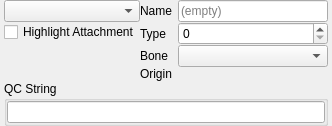
Above: src/hlam/plugins/halflife/studiomodel/ui/dockpanels/AttachmentsPanel.ui from SamVanheer/HalfLifeAssetManager before the change. Below: the same form after it.
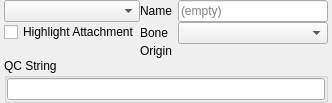
That is the form after the change. Custom widgets are drawn as their Qt base class.

Commit message: Remove Bone flags, Attachment type, event Type (never used in-game, never set by compiler)

Diff of the .ui file:
```diff
--- a/src/hlam/plugins/halflife/studiomodel/ui/dockpanels/AttachmentsPanel.ui
+++ b/src/hlam/plugins/halflife/studiomodel/ui/dockpanels/AttachmentsPanel.ui
@@ -7,7 +7,7 @@
     <x>0</x>
     <y>0</y>
     <width>329</width>
-    <height>118</height>
+    <height>98</height>
    </rect>
   </property>
   <property name="windowTitle">
@@ -103,29 +103,33 @@
        <property name="verticalSpacing">
         <number>0</number>
        </property>
-       <item row="1" column="1">
-        <widget class="QSpinBox" name="Type">
+       <item row="3" column="0" colspan="2">
+        <spacer name="verticalSpacer_2">
+         <property name="orientation">
+          <enum>Qt::Vertical</enum>
+         </property>
+         <property name="sizeHint" stdset="0">
+          <size>
+           <width>20</width>
+           <height>0</height>
+          </size>
+         </property>
+        </spacer>
+       </item>
+       <item row="0" column="0">
+        <widget class="QLabel" name="label">
          <property name="sizePolicy">
-          <sizepolicy hsizetype="Preferred" vsizetype="Fixed">
+          <sizepolicy hsizetype="Fixed" vsizetype="Preferred">
            <horstretch>0</horstretch>
            <verstretch>0</verstretch>
           </sizepolicy>
          </property>
-         <property name="minimumSize">
-          <size>
-           <width>150</width>
-           <height>0</height>
-          </size>
-         </property>
-         <property name="maximumSize">
-          <size>
-           <width>16777215</width>
-           <height>16777215</height>
-          </size>
+         <property name="text">
+          <string>Name</string>
          </property>
         </widget>
        </item>
-       <item row="3" column="1">
+       <item row="2" column="1">
         <widget class="qt::widgets::SimpleVector3Edit" name="Origin" native="true">
          <property name="sizePolicy">
           <sizepolicy hsizetype="Preferred" vsizetype="Preferred">
@@ -147,18 +151,27 @@
          </property>
         </widget>
        </item>
-       <item row="4" column="0" colspan="2">
-        <spacer name="verticalSpacer_2">
-         <property name="orientation">
-          <enum>Qt::Vertical</enum>
+       <item row="1" column="1">
+        <widget class="QComboBox" name="Bone">
+         <property name="sizePolicy">
+          <sizepolicy hsizetype="Preferred" vsizetype="Fixed">
+           <horstretch>0</horstretch>
+           <verstretch>0</verstretch>
+          </sizepolicy>
          </property>
-         <property name="sizeHint" stdset="0">
+         <property name="minimumSize">
           <size>
-           <width>20</width>
+           <width>150</width>
            <height>0</height>
           </size>
          </property>
-        </spacer>
+         <property name="maximumSize">
+          <size>
+           <width>16777215</width>
+           <height>16777215</height>
+          </size>
+         </property>
+        </widget>
        </item>
        <item row="0" column="1">
         <widget class="QLineEdit" name="Name">
@@ -185,55 +198,7 @@
          </property>
         </widget>
        </item>
-       <item row="1" column="0">
-        <widget class="QLabel" name="label_2">
-         <property name="sizePolicy">
-          <sizepolicy hsizetype="Fixed" vsizetype="Preferred">
-           <horstretch>0</horstretch>
-           <verstretch>0</verstretch>
-          </sizepolicy>
-         </property>
-         <property name="text">
-          <string>Type</string>
-         </property>
-        </widget>
-       </item>
        <item row="2" column="0">
-        <widget class="QLabel" name="label_3">
-         <property name="sizePolicy">
-          <sizepolicy hsizetype="Fixed" vsizetype="Preferred">
-           <horstretch>0</horstretch>
-           <verstretch>0</verstretch>
-          </sizepolicy>
-         </property>
-         <property name="text">
-          <string>Bone</string>
-         </property>
-        </widget>
-       </item>
-       <item row="2" column="1">
-        <widget class="QComboBox" name="Bone">
-         <property name="sizePolicy">
-          <sizepolicy hsizetype="Preferred" vsizetype="Fixed">
-           <horstretch>0</horstretch>
-           <verstretch>0</verstretch>
-          </sizepolicy>
-         </property>
-         <property name="minimumSize">
-          <size>
-           <width>150</width>
-           <height>0</height>
-          </size>
-         </property>
-         <property name="maximumSize">
-          <size>
-           <width>16777215</width>
-           <height>16777215</height>
-          </size>
-         </property>
-        </widget>
-       </item>
-       <item row="3" column="0">
         <widget class="QLabel" name="label_7">
          <property name="sizePolicy">
           <sizepolicy hsizetype="Fixed" vsizetype="Preferred">
@@ -246,8 +211,8 @@
          </property>
         </widget>
        </item>
-       <item row="0" column="0">
-        <widget class="QLabel" name="label">
+       <item row="1" column="0">
+        <widget class="QLabel" name="label_3">
          <property name="sizePolicy">
           <sizepolicy hsizetype="Fixed" vsizetype="Preferred">
            <horstretch>0</horstretch>
@@ -255,7 +220,7 @@
           </sizepolicy>
          </property>
          <property name="text">
-          <string>Name</string>
+          <string>Bone</string>
          </property>
         </widget>
        </item>
```
The commit also changes 7 other files.
